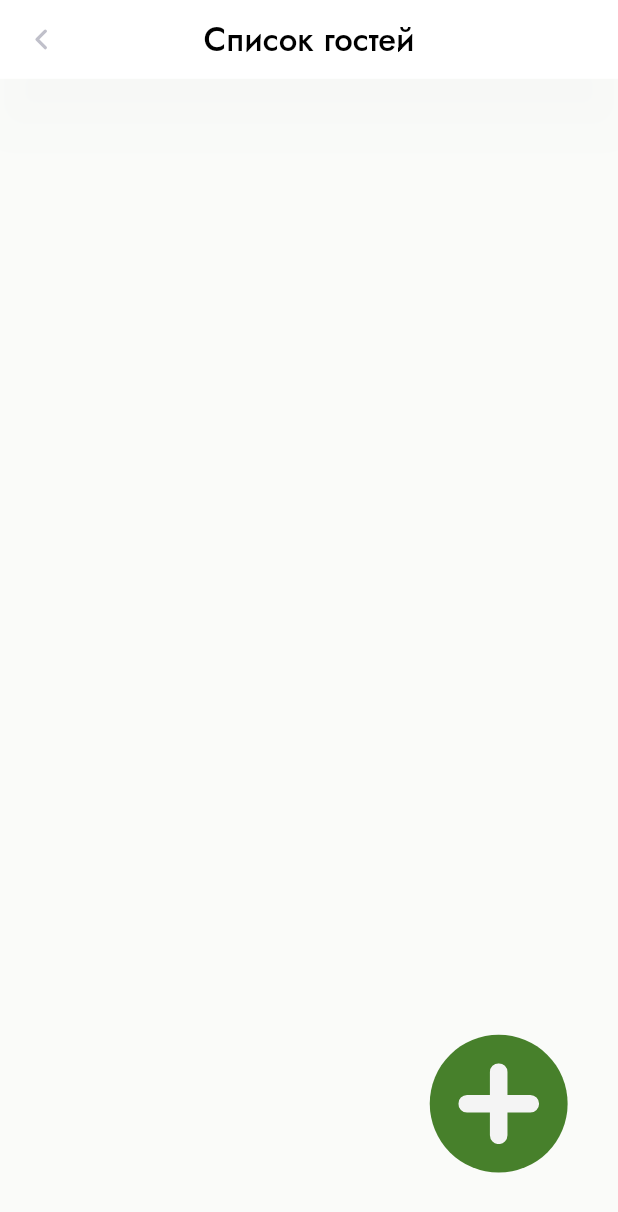
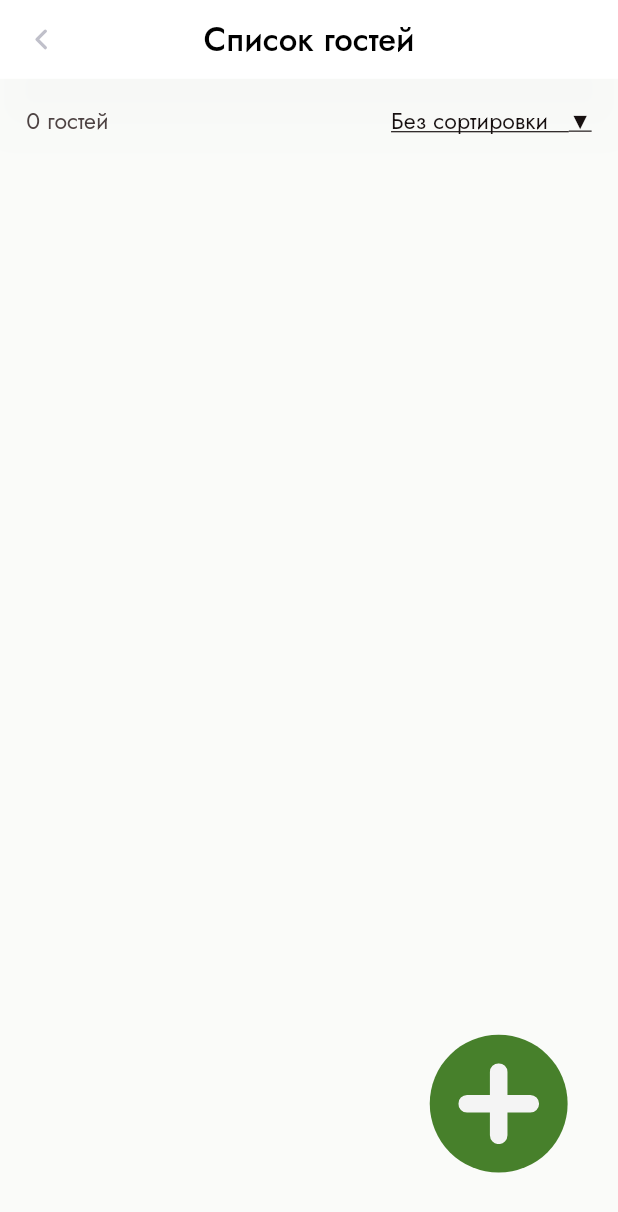
Before and after one commit to barbarisss/birthday_app, a Flutter app: the GuestsScreenWidget screen opened by its route, on a phone screen of 412 x 824 dp. Shown: the top 1212 px of the screen. Run offline on Flutter 3.47's test engine with Material 2 defaults, Android fonts, the phone set to English and light mode, and no system bars; our stand-ins replace auto_route, bloc, carousel_slider, flutter_bloc, flutter_holo_date_picker, flutter_screenutil and 4 more; missing offline and left inert: yandex_mapkit; accounts and stored records are empty; statements that could not run were skipped.

Commit message:
feature: added sorting

```diff
--- a/lib/core/utils/strings.dart
+++ b/lib/core/utils/strings.dart
@@ -27,4 +27,7 @@ abstract class AppStrings {
   static const birthDate = 'Дата рождения';
   static const phone = 'Телефон';
   static const profession = 'Профессия';
+  static const sortWithout = 'Без сортировки';
+  static const sortName = 'По имени';
+  static const choseDate = 'Выберите дату';
 }
--- a/lib/presentation/blocs/guests_bloc/guests_bloc.dart
+++ b/lib/presentation/blocs/guests_bloc/guests_bloc.dart
@@ -1,3 +1,4 @@
+import 'package:birthday_app/core/utils/strings.dart';
 import 'package:birthday_app/data/models/guest/guest_model.dart';
 import 'package:birthday_app/domain/use_cases/add_guest_use_case.dart';
 import 'package:birthday_app/domain/use_cases/get_all_guests_use_case.dart';
@@ -24,7 +25,14 @@ class GuestsBloc extends Bloc<GuestsEvent, GuestsState> {
     emit(const GuestsState.loading());
     final response = await getAllGuestsUseCase();
 
-    emit(GuestsState.loaded(response));
+    if (event.sortType == AppStrings.sortName) {
+      response.sort((a, b) {
+        return a.name.toLowerCase().compareTo(b.name.toLowerCase());
+      });
+    }
+    final sortType = event.sortType;
+
+    emit(GuestsState.loaded(response, sortType));
   }
 
   _onAddGuest(AddGuestEvent event, Emitter<GuestsState> emit) async {
--- a/lib/presentation/blocs/guests_bloc/guests_event.dart
+++ b/lib/presentation/blocs/guests_bloc/guests_event.dart
@@ -2,6 +2,6 @@ part of 'guests_bloc.dart';
 
 @freezed
 class GuestsEvent with _$GuestsEvent {
-  const factory GuestsEvent.getAllGuests() = GetAllGuestsEvent;
+  const factory GuestsEvent.getAllGuests(String sortType) = GetAllGuestsEvent;
   const factory GuestsEvent.allGuest(GuestModel guestModel) = AddGuestEvent;
 }
--- a/lib/presentation/blocs/guests_bloc/guests_state.dart
+++ b/lib/presentation/blocs/guests_bloc/guests_state.dart
@@ -4,6 +4,6 @@ part of 'guests_bloc.dart';
 class GuestsState with _$GuestsState {
   const factory GuestsState.initial() = _InitialGuestsState;
   const factory GuestsState.loading() = _LoadingGuestsState;
-  const factory GuestsState.loaded(List<GuestModel> guests) =
-      _LoadedGuestsState;
+  const factory GuestsState.loaded(
+      List<GuestModel> guests, String currentSortType) = _LoadedGuestsState;
 }
--- a/lib/presentation/screens/guests/guests_screen.dart
+++ b/lib/presentation/screens/guests/guests_screen.dart
@@ -8,12 +8,12 @@ import 'package:birthday_app/core/utils/strings.dart';
 import 'package:birthday_app/data/models/guest/guest_model.dart';
 import 'package:birthday_app/presentation/blocs/guests_bloc/guests_bloc.dart';
 import 'package:birthday_app/presentation/screens/guests/widgets/guest_list.dart';
+import 'package:birthday_app/presentation/screens/guests/widgets/info_section.dart';
 import 'package:birthday_app/presentation/shared_widgets/custom_floating_action_button.dart';
 import 'package:birthday_app/presentation/shared_widgets/custom_text_field.dart';
 import 'package:birthday_app/presentation/shared_widgets/main_app_bar.dart';
 import 'package:birthday_app/presentation/shared_widgets/modal_bottom_sheet.dart';
 import 'package:flutter/material.dart';
-import 'package:flutter/services.dart';
 import 'package:flutter_bloc/flutter_bloc.dart';
 import 'package:flutter_holo_date_picker/flutter_holo_date_picker.dart';
 import 'package:flutter_screenutil/flutter_screenutil.dart';
@@ -25,7 +25,14 @@ class GuestsScreenWidget extends StatelessWidget {
 
   @override
   Widget build(BuildContext context) {
+    TextTheme textTheme = Theme.of(context).textTheme;
+
     late Widget bodyWidget;
+
+    final sorts = [
+      AppStrings.sortWithout,
+      AppStrings.sortName,
+    ];
 
     final TextEditingController nameController = TextEditingController();
     final TextEditingController surnameController = TextEditingController();
@@ -42,8 +49,8 @@ class GuestsScreenWidget extends StatelessWidget {
     }
 
     return BlocProvider(
-      create: (context) =>
-          injector<GuestsBloc>()..add(const GetAllGuestsEvent()),
+      create: (context) => injector<GuestsBloc>()
+        ..add(const GetAllGuestsEvent(AppStrings.sortWithout)),
       child: Scaffold(
         appBar: const MainAppBarWidget(title: AppStrings.guests),
         floatingActionButton: BlocBuilder<GuestsBloc, GuestsState>(
@@ -67,7 +74,9 @@ class GuestsScreenWidget extends StatelessWidget {
                         );
 
                     AutoRouter.of(context).pop();
-                    context.read<GuestsBloc>().add(const GetAllGuestsEvent());
+                    context
+                        .read<GuestsBloc>()
+                        .add(const GetAllGuestsEvent(AppStrings.sortWithout));
                     cleanControllers();
                   },
                   buttomTitle: AppStrings.signUp,
@@ -96,7 +105,7 @@ class GuestsScreenWidget extends StatelessWidget {
                           lastDate: DateTime.now(),
                           dateFormat: "dd-MMMM-yyyy",
                           locale: DateTimePickerLocale.ru,
-                          titleText: 'Выберите дату',
+                          titleText: AppStrings.choseDate,
                           looping: true,
                         );
                         if (pickedDate != null) {
@@ -139,9 +148,27 @@ class GuestsScreenWidget extends StatelessWidget {
                     color: AppColors.green,
                   ));
                 },
-                loaded: (guests) {
+                loaded: (guests, sortType) {
                   bodyWidget = Column(
                     children: [
+                      SizedBox(height: AppConstants.mainPaddingHeight),
+                      InfoSectionWidget(
+                        guestsLenght: guests.length,
+                        popupMenuItems: sorts
+                            .map(
+                              (sort) => PopupMenuItem<String>(
+                                child: Text(sort),
+                                onTap: () {
+                                  context.read<GuestsBloc>().add(
+                                        GetAllGuestsEvent(sort),
+                                      );
+                                },
+                              ),
+                            )
+                            .toList(),
+                        currentSortType: sortType,
+                        textStyle: textTheme.bodyMedium,
+                      ),
                       SizedBox(height: AppConstants.mainPaddingHeight),
                       Expanded(
                         child: GuestListWidget(guests: guests),
--- /dev/null
+++ b/lib/presentation/screens/guests/widgets/info_section.dart
@@ -0,0 +1,142 @@
+import 'package:birthday_app/app/di/injector.dart';
+import 'package:birthday_app/core/utils/colors.dart';
+import 'package:birthday_app/core/utils/strings.dart';
+import 'package:birthday_app/presentation/blocs/guests_bloc/guests_bloc.dart';
+import 'package:birthday_app/presentation/screens/guests/guests_screen.dart';
+import 'package:flutter/material.dart';
+import 'package:flutter_bloc/flutter_bloc.dart';
+
+// class InfoSectionWidget extends StatefulWidget {
+//   const InfoSectionWidget({
+//     required this.guestsLenght,
+//     required this.textStyle,
+//     super.key,
+//   });
+
+//   final int guestsLenght;
+//   final TextStyle? textStyle;
+
+//   @override
+//   State<InfoSectionWidget> createState() => _InfoSectionWidgetState();
+// }
+
+// class _InfoSectionWidgetState extends State<InfoSectionWidget> {
+//   @override
+//   void initState() {
+//     super.initState();
+//     selectedValue = sorts[0];
+//   }
+
+//   final sorts = [
+//     AppStrings.sortWithout,
+//     AppStrings.sortName,
+//   ];
+//   String? selectedValue;
+
+//   @override
+//   Widget build(BuildContext context) {
+//     final noun = getNoun(widget.guestsLenght, 'гость', 'гостя', 'гостей');
+
+//     return BlocProvider(
+//       create: (context) => injector<GuestsBloc>(),
+//       child: Row(
+//         children: [
+//           Expanded(
+//             child: Text(
+//               '${widget.guestsLenght} $noun',
+//               style: widget.textStyle,
+//             ),
+//           ),
+//           BlocBuilder<GuestsBloc, GuestsState>(
+//             builder: (context, state) {
+//               return GestureDetector(
+//                 onTapDown: (TapDownDetails details) async {
+//                   double left = details.globalPosition.dx;
+//                   double top = details.globalPosition.dy;
+
+//                   await showMenu(
+//                     context: context,
+//                     position: RelativeRect.fromLTRB(left, top, 0, 0),
+//                     items: sorts
+//                         .map((sort) => PopupMenuItem<String>(
+//                               value: sort,
+//                               child: Text(sort),
+//                               onTap: () {
+//                                 setState(() {
+//                                   selectedValue = sort;
+//                                 });
+//                                 context
+//                                     .read<GuestsBloc>()
+//                                     .add(GetAllGuestsEvent(sort));
+//                               },
+//                             ))
+//                         .toList(),
+//                     elevation: 8.0,
+//                   );
+//                 },
+//                 child: Text(
+//                   '$selectedValue   ▼',
+//                   style: widget.textStyle?.copyWith(
+//                     color: AppColors.black,
+//                     decoration: TextDecoration.underline,
+//                   ),
+//                 ),
+//               );
+//             },
+//           ),
+//         ],
+//       ),
+//     );
+//   }
+// }
+
+class InfoSectionWidget extends StatelessWidget {
+  const InfoSectionWidget({
+    required this.guestsLenght,
+    required this.popupMenuItems,
+    required this.currentSortType,
+    required this.textStyle,
+    super.key,
+  });
+
+  final int guestsLenght;
+  final List<PopupMenuEntry<dynamic>> popupMenuItems;
+  final String currentSortType;
+  final TextStyle? textStyle;
+
+  @override
+  Widget build(BuildContext context) {
+    final noun = getNoun(guestsLenght, 'гость', 'гостя', 'гостей');
+
+    return Row(
+      children: [
+        Expanded(
+          child: Text(
+            '$guestsLenght $noun',
+            style: textStyle,
+          ),
+        ),
+        GestureDetector(
+          onTapDown: (TapDownDetails details) async {
+            double left = details.globalPosition.dx;
+            double top = details.globalPosition.dy;
+
+            await showMenu(
+              context: context,
+              position: RelativeRect.fromLTRB(left, top, 0, 0),
+              items: popupMenuItems,
+              elevation: 8.0,
+            );
+          },
+          child: Text(
+            '$currentSortType   ▼',
+            style: textStyle?.copyWith(
+              color: AppColors.black,
+              decoration: TextDecoration.underline,
+            ),
+          ),
+        ),
+      ],
+    );
+  }
+}
```
Also changed, not shown: lib/presentation/blocs/guests_bloc/guests_bloc.freezed.dart.
